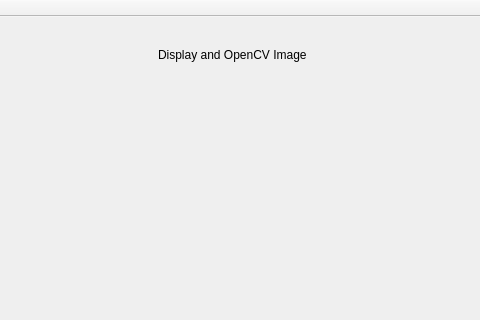
First picture: the form in ApplicationCode/mainwindow.ui, repository hlcool/IPCV-MasterThesis, before the edit; both pictures show x 122 to 602 and y 0 to 320 of the 746 by 522 pixel window.
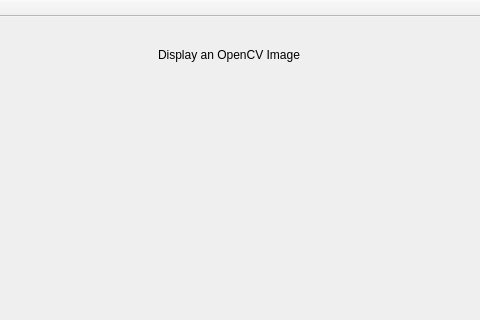
Second picture: the form after the edit. Custom widgets are drawn as their Qt base class.

Commit message: Added video display support.

What changed in the file:
```diff
--- a/ApplicationCode/mainwindow.ui
+++ b/ApplicationCode/mainwindow.ui
@@ -24,7 +24,7 @@
      </rect>
     </property>
     <property name="text">
-     <string>Display and OpenCV Image</string>
+     <string>Display an OpenCV Image</string>
     </property>
    </widget>
    <widget class="QPushButton" name="pushButton">
```
The commit also changes 11 other files.
